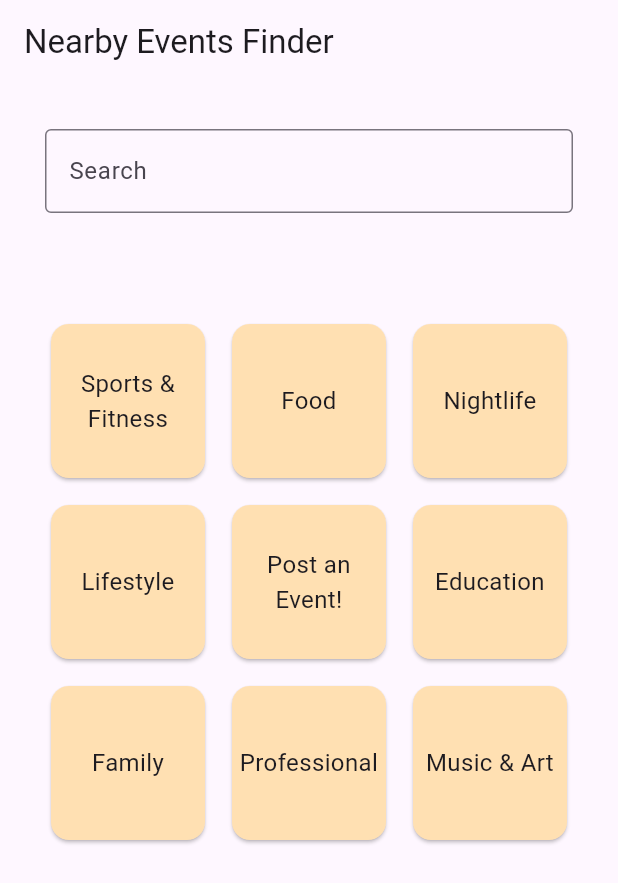
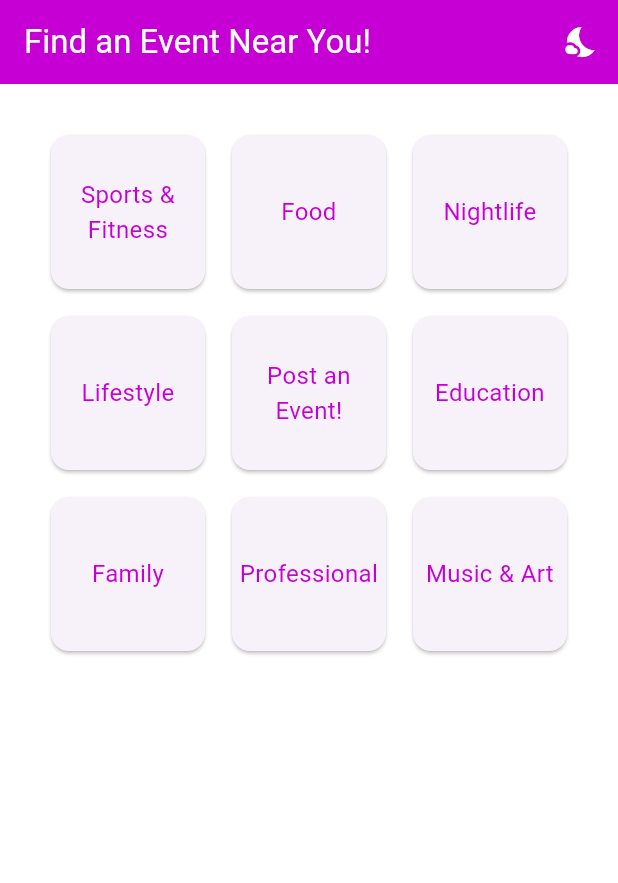
Before and after one commit to ggiacobbe2/events_finder_app, a Flutter app: the screen it shows after launch, on a phone screen of 412 x 824 dp. Shown: the top 883 px of the screen. Run offline on Flutter 3.47's test engine with Material 3 defaults, Android fonts, the light colour scheme and no system bars.

Commit message:
changed color on some text and changed appbar text

```diff
--- a/lib/main.dart
+++ b/lib/main.dart
@@ -4,27 +4,73 @@
   runApp(MyApp());
 }
 
-class MyApp extends StatelessWidget {
+class MyApp extends StatefulWidget {
+  @override
+  _MyAppState createState() => _MyAppState();
+}
+
+class _MyAppState extends State<MyApp> {
+  bool isDarkMode = false;
+
+  final Color lightPrimaryColor = const Color(0xFFC600D4);
+  final Color darkPrimaryColor = const Color(0xFFD312E0);
+
   @override
   Widget build(BuildContext context) {
+    final ThemeData lightTheme = ThemeData(
+      brightness: Brightness.light,
+      primaryColor: lightPrimaryColor,
+      appBarTheme: AppBarTheme(
+        backgroundColor: lightPrimaryColor,
+        foregroundColor: Colors.white,
+      ),
+      scaffoldBackgroundColor: Colors.white,
+      cardColor: lightPrimaryColor,
+      textTheme: TextTheme(
+        bodyMedium: TextStyle(color: lightPrimaryColor),
+      ),
+    );
+
+    final ThemeData darkTheme = ThemeData(
+      brightness: Brightness.dark,
+      primaryColor: darkPrimaryColor,
+      appBarTheme: AppBarTheme(
+        backgroundColor: darkPrimaryColor,
+        foregroundColor: Colors.white,
+      ),
+      scaffoldBackgroundColor: Colors.black,
+      cardColor: darkPrimaryColor,
+      textTheme: TextTheme(
+        bodyMedium: TextStyle(color: Colors.white),
+      ),
+    );
+
     return MaterialApp(
-      title: 'Nearby Events Finder',
-      theme: ThemeData(
-        primarySwatch: Colors.orange,
+      theme: isDarkMode ? darkTheme : lightTheme,
+      debugShowCheckedModeBanner: false,
+      home: EventsHomePage(
+        isDarkMode: isDarkMode,
+        toggleTheme: () {
+          setState(() {
+            isDarkMode = !isDarkMode;
+          });
+        },
       ),
-      home: EventsHomePage(),
     );
   }
 }
 
 class EventsHomePage extends StatefulWidget {
+  final bool isDarkMode;
+  final VoidCallback toggleTheme;
+
+  EventsHomePage({required this.isDarkMode, required this.toggleTheme});
+
   @override
   _EventsHomePageState createState() => _EventsHomePageState();
 }
 
 class _EventsHomePageState extends State<EventsHomePage> {
-  String searchQuery = '';
-
   final List<String> categories = [
     'Sports & Fitness',
     'Food',
@@ -39,65 +85,52 @@
 
   @override
   Widget build(BuildContext context) {
-    final filteredCategories = categories
-        .where((category) =>
-            category.toLowerCase().contains(searchQuery.toLowerCase()))
-        .toList();
-
     return Scaffold(
       appBar: AppBar(
-        title: Text('Nearby Events Finder'),
+        title: Text(
+          'Find an Event Near You!',
+          style: TextStyle(fontSize: 22),
+          ),
+        actions: [
+          IconButton(
+            icon: Icon(
+              widget.isDarkMode ? Icons.wb_sunny : Icons.nights_stay,
+            ),
+            onPressed: widget.toggleTheme,
+          ),
+        ],
       ),
       body: Center(
-        child: Column(
-          children: [
-            Padding(
+        child: Padding(
           padding: EdgeInsets.all(30.0),
-              child: TextField(
-                decoration: InputDecoration(
-                  labelText: 'Search',
-                  border: OutlineInputBorder(),
-                ),
-                onChanged: (value) {
-                  setState(() {
-                    searchQuery = value;
-                  });
-                },
-              ),
-            ),
-            SizedBox(height: 10),
-            Expanded(
           child: GridView.count(
             crossAxisCount: 3,
-                padding: EdgeInsets.all(30), // padding around the grid
             crossAxisSpacing: 10,
             mainAxisSpacing: 10,
-                children: filteredCategories.map((category) {
+            children: categories.map((category) {
               return InkWell(
                 onTap: () {
                   Navigator.push(
                     context,
                     MaterialPageRoute(
-                          builder: (context) =>
-                              CategoryPage(category: category),
+                      builder: (context) => CategoryPage(category: category),
                     ),
                   );
                 },
                 child: Card(
-                      color: Colors.orange[100],
                   child: Center(
                     child: Text(
                       category,
                       textAlign: TextAlign.center,
-                          style: TextStyle(fontSize: 16),
+                      style: TextStyle(
+                        fontSize: 16,
+                      ),
                     ),
                   ),
                 ),
               );
             }).toList(),
           ),
-            ),
-          ],
         ),
       ),
     );
```
Lines whose indentation alone changed are shown as unchanged.
